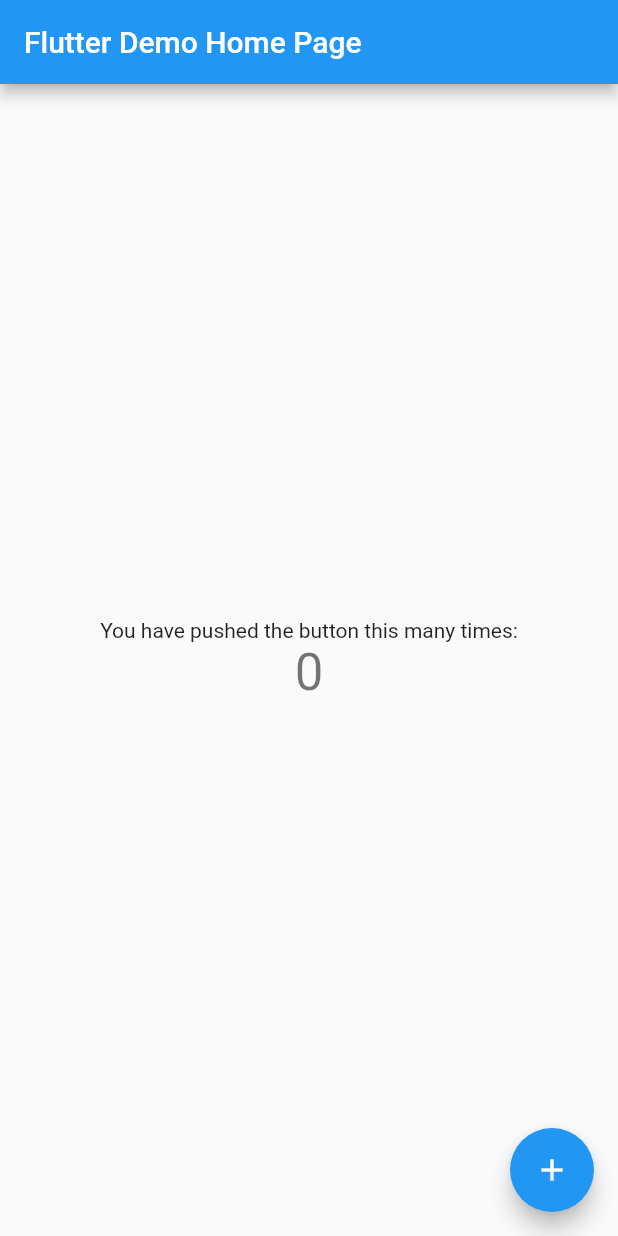
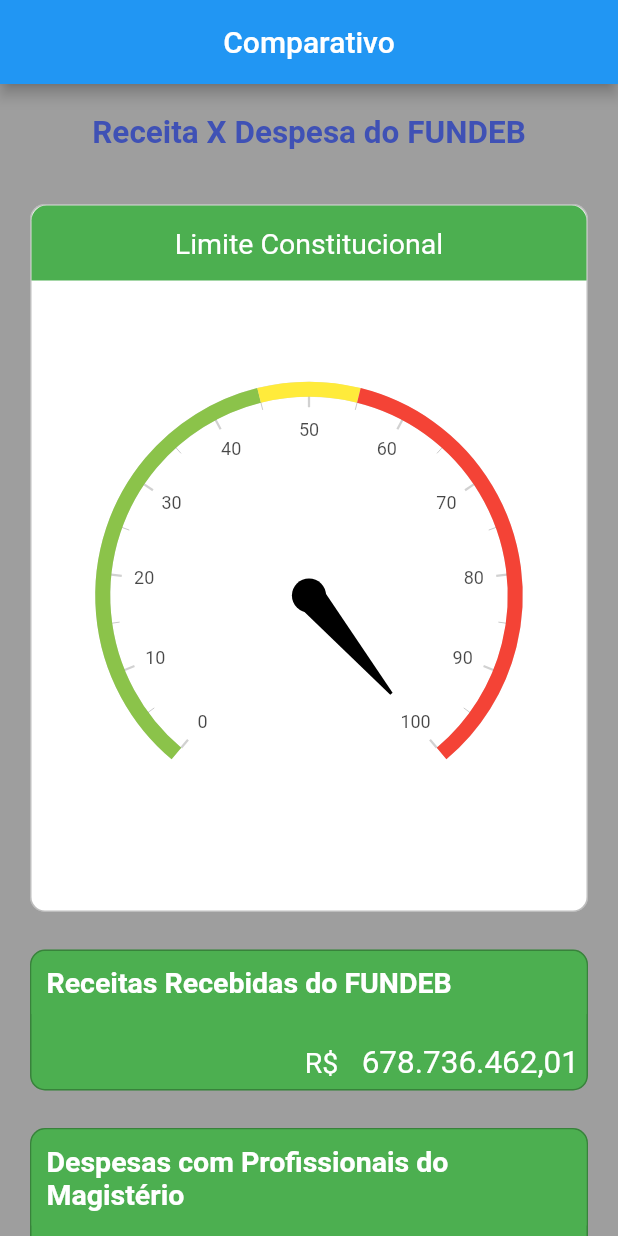
Before and after one commit to LucianoRMS/charts, a Flutter app: the screen it shows after launch, on a phone screen of 412 x 824 dp. Run offline on Flutter 3.47's test engine with Material 2 defaults, Android fonts, the light colour scheme and no system bars; drawn by our look-alikes of syncfusion_flutter_gauges; our stand-ins replace syncfusion_flutter_charts.

Commit message:
second
Criação de alguns Charts.

```diff
--- a/lib/main.dart
+++ b/lib/main.dart
@@ -1,115 +1,21 @@
+import 'package:charts/pages/pie_charts.dart';
+import 'package:charts/pages/splash_page.dart';
 import 'package:flutter/material.dart';
 
-void main() {
-  runApp(const MyApp());
+
+Future<void> main() async {
+  WidgetsFlutterBinding.ensureInitialized();
+//Inicia o app
+  runApp(app());
 }
 
-class MyApp extends StatelessWidget {
-  const MyApp({Key? key}) : super(key: key);
+class app extends StatelessWidget {
 
-  // This widget is the root of your application.
   @override
   Widget build(BuildContext context) {
     return MaterialApp(
-      title: 'Flutter Demo',
-      theme: ThemeData(
-        // This is the theme of your application.
-        //
-        // Try running your application with "flutter run". You'll see the
-        // application has a blue toolbar. Then, without quitting the app, try
-        // changing the primarySwatch below to Colors.green and then invoke
-        // "hot reload" (press "r" in the console where you ran "flutter run",
-        // or simply save your changes to "hot reload" in a Flutter IDE).
-        // Notice that the counter didn't reset back to zero; the application
-        // is not restarted.
-        primarySwatch: Colors.blue,
-      ),
-      home: const MyHomePage(title: 'Flutter Demo Home Page'),
+      title: 'Charts',
+      home: SplashPage(),
     );
   }
 }
-
-class MyHomePage extends StatefulWidget {
-  const MyHomePage({Key? key, required this.title}) : super(key: key);
-
-  // This widget is the home page of your application. It is stateful, meaning
-  // that it has a State object (defined below) that contains fields that affect
-  // how it looks.
-
-  // This class is the configuration for the state. It holds the values (in this
-  // case the title) provided by the parent (in this case the App widget) and
-  // used by the build method of the State. Fields in a Widget subclass are
-  // always marked "final".
-
-  final String title;
-
-  @override
-  State<MyHomePage> createState() => _MyHomePageState();
-}
-
-class _MyHomePageState extends State<MyHomePage> {
-  int _counter = 0;
-
-  void _incrementCounter() {
-    setState(() {
-      // This call to setState tells the Flutter framework that something has
-      // changed in this State, which causes it to rerun the build method below
-      // so that the display can reflect the updated values. If we changed
-      // _counter without calling setState(), then the build method would not be
-      // called again, and so nothing would appear to happen.
-      _counter++;
-    });
-  }
-
-  @override
-  Widget build(BuildContext context) {
-    // This method is rerun every time setState is called, for instance as done
-    // by the _incrementCounter method above.
-    //
-    // The Flutter framework has been optimized to make rerunning build methods
-    // fast, so that you can just rebuild anything that needs updating rather
-    // than having to individually change instances of widgets.
-    return Scaffold(
-      appBar: AppBar(
-        // Here we take the value from the MyHomePage object that was created by
-        // the App.build method, and use it to set our appbar title.
-        title: Text(widget.title),
-      ),
-      body: Center(
-        // Center is a layout widget. It takes a single child and positions it
-        // in the middle of the parent.
-        child: Column(
-          // Column is also a layout widget. It takes a list of children and
-          // arranges them vertically. By default, it sizes itself to fit its
-          // children horizontally, and tries to be as tall as its parent.
-          //
-          // Invoke "debug painting" (press "p" in the console, choose the
-          // "Toggle Debug Paint" action from the Flutter Inspector in Android
-          // Studio, or the "Toggle Debug Paint" command in Visual Studio Code)
-          // to see the wireframe for each widget.
-          //
-          // Column has various properties to control how it sizes itself and
-          // how it positions its children. Here we use mainAxisAlignment to
-          // center the children vertically; the main axis here is the vertical
-          // axis because Columns are vertical (the cross axis would be
-          // horizontal).
-          mainAxisAlignment: MainAxisAlignment.center,
-          children: <Widget>[
-            const Text(
-              'You have pushed the button this many times:',
-            ),
-            Text(
-              '$_counter',
-              style: Theme.of(context).textTheme.headline4,
-            ),
-          ],
-        ),
-      ),
-      floatingActionButton: FloatingActionButton(
-        onPressed: _incrementCounter,
-        tooltip: 'Increment',
-        child: const Icon(Icons.add),
-      ), // This trailing comma makes auto-formatting nicer for build methods.
-    );
-  }
-}
--- /dev/null
+++ b/lib/pages/pie_charts.dart
@@ -0,0 +1,317 @@
+import 'package:flutter/material.dart';
+import 'package:flutter/services.dart';
+import 'package:syncfusion_flutter_charts/charts.dart';
+import 'package:syncfusion_flutter_charts/sparkcharts.dart';
+import 'package:syncfusion_flutter_gauges/gauges.dart';
+
+class PieCharts extends StatefulWidget {
+  final String? token;
+  const PieCharts({this.token});
+
+  @override
+  _PieChartsState createState() => _PieChartsState();
+}
+
+class _PieChartsState extends State<PieCharts> {
+
+  @override
+  void initState() {
+    super.initState();
+    setState(() {});
+  }
+
+
+  @override
+  Widget build(BuildContext context) {
+    //--- Impede que o usuario coloque em modo paisagem ---
+    SystemChrome.setPreferredOrientations([
+      DeviceOrientation.portraitUp,
+      DeviceOrientation.portraitDown,
+    ]);
+
+    return Scaffold(
+      //--- Impede que a tela de resize quando o teclado for aberto ---
+      resizeToAvoidBottomInset: false,
+      //--- Appbar ---
+      appBar: AppBar(
+          title: Text("Comparativo"),
+          backgroundColor: Colors.blue,
+          centerTitle: true,
+          actions: [
+          ]),
+      //--- Main Home---
+      body: Container(
+        height: double.infinity,
+        width: double.infinity,
+        decoration: BoxDecoration(
+          color: Colors.grey,
+        ),
+        child: Stack(
+          children: [
+
+            SingleChildScrollView(
+              child: Container(
+                padding: EdgeInsets.only(bottom: 80),
+                child: Column(
+                  children: [
+
+                    Container(
+                      margin: EdgeInsets.only(left: 25, right:25, top: 20, bottom: 10),
+                      alignment: Alignment.center,
+                      decoration: BoxDecoration(
+                      ),
+                      child:Text(
+                        "Receita X Despesa do FUNDEB",
+                        textAlign: TextAlign.center,
+                        style: TextStyle(
+                            color: Colors.indigo,
+                            fontSize: 21.0,
+                            fontWeight: FontWeight.bold),
+                      ),
+                    ),
+                    Container(
+                      width: double.maxFinite,
+                      margin: EdgeInsets.only(top: 25, left: 20, right: 20),
+                      decoration: BoxDecoration(
+                        boxShadow: [
+                          BoxShadow(
+                            color: Colors.grey,
+                            spreadRadius: 0.5,
+                            blurRadius: 7,
+                            offset: Offset(0, 5),
+                          )
+                        ],
+                        color: Colors.white,
+                        border: Border.all(color: Colors.black26),
+                        borderRadius: BorderRadius.circular(10),
+                      ),
+                      child: Column(
+                        children: [
+//Titulo
+                          Container(
+                            height: 50,
+                            width: double.maxFinite,
+                            decoration: BoxDecoration(
+                                borderRadius: BorderRadius.only(
+                                    topRight: Radius.circular(10.0),
+                                    topLeft: Radius.circular(10.0)),
+                                color: Colors.green),
+                            child: Align(
+                              alignment: Alignment.center,
+                              child: Text(
+                                "Limite Constitucional",
+                                style: TextStyle(
+                                    decoration: TextDecoration.none,
+                                    //fontFamily: 'Aleo',
+                                    fontStyle: FontStyle.normal,
+                                    fontSize: 19.0,
+                                    color: Colors.white),
+                              ),
+                            ),
+                          ),
+
+                          Container(
+                            padding: EdgeInsets.all(35),
+                            child: SfRadialGauge(
+                                enableLoadingAnimation: true,
+                                animationDuration: 4500,
+                                axes: <RadialAxis>[
+                                  RadialAxis(
+                                      minimum: 0,
+                                      maximum: 100,
+                                      pointers: <GaugePointer>[
+                                        NeedlePointer(
+                                          value: 100,
+                                          enableAnimation: true,
+                                        )
+                                      ],
+                                      ranges: <GaugeRange>[
+                                        GaugeRange(startValue: 0, endValue: 45, color: Colors.lightGreen),
+                                        GaugeRange(startValue: 45, endValue: 55, color: Colors.yellow),
+                                        GaugeRange(startValue: 55, endValue: 100, color: Colors.red),
+                                      ]
+                                  )
+                                ]),
+                          ),
+                        ],
+                      ),
+                    ),
+                    Container(
+                      width: double.maxFinite,
+                      margin: EdgeInsets.only(top: 25, left: 20, right: 20),
+                      decoration: BoxDecoration(
+                        boxShadow: [
+                          BoxShadow(
+                            color: Colors.grey,
+                            spreadRadius: 0.5,
+                            blurRadius: 7,
+                            offset: Offset(0, 5),
+                          )
+                        ],
+                        color: Colors.green,
+                        border: Border.all(color:Colors.black26),
+                        borderRadius: BorderRadius.circular(10),
+                      ),
+                      child: Column(
+                        children: [
+                          //Titulo
+                          Container(
+                            width: double.maxFinite,
+                            padding: EdgeInsets.all(10),
+                            decoration: BoxDecoration(
+                                borderRadius: BorderRadius.only(
+                                    topRight: Radius.circular(10.0),
+                                    topLeft: Radius.circular(10.0)),
+                                color: Colors.green),
+                            child: Row(
+                              mainAxisAlignment: MainAxisAlignment.spaceBetween,
+                              children: [
+
+                                Expanded(
+                                  child:  Text(
+                                    "Receitas Recebidas do FUNDEB",
+                                    style: TextStyle(
+                                        decoration: TextDecoration.none,
+                                        //fontFamily: 'Aleo',
+                                        fontWeight: FontWeight.bold,
+                                        fontSize: 19.0,
+                                        color: Colors.white),
+                                  ),
+                                ),
+
+                              ],
+                            ),
+                          ),
+
+                          Divider(
+                            height: 15,
+                            color: Colors.transparent,
+                          ),
+
+                          Container(
+                            margin: EdgeInsets.all(05),
+                            child:Row(
+                              mainAxisAlignment: MainAxisAlignment.end,
+                              children: [
+                                Text(
+                                  "R\$",
+                                  style: TextStyle(
+                                      decoration: TextDecoration.none,
+                                      //fontFamily: 'Aleo',
+                                      fontStyle: FontStyle.normal,
+                                      fontSize: 19.0,
+                                      color: Colors.white),
+                                ),
+
+                                Text(
+                                  "   678.736.462,01",
+                                  style: TextStyle(
+                                      decoration: TextDecoration.none,
+                                      //fontFamily: 'Aleo',
+                                      fontStyle: FontStyle.normal,
+                                      fontSize: 21.0,
+                                      color: Colors.white),
+                                ),
+
+                              ],
+                            ),
+
+                          ),
+                        ],
+                      ),
+                    ),
+                    Container(
+                      height: 140,
+                      width: double.maxFinite,
+                      margin: EdgeInsets.only(top: 25, left: 20, right: 20),
+                      decoration: BoxDecoration(
+                        boxShadow: [
+                          BoxShadow(
+                            color: Colors.grey,
+                            spreadRadius: 0.5,
+                            blurRadius: 7,
+                            offset: Offset(0, 5),
+                          )
+                        ],
+                        color: Colors.green,
+                        border: Border.all(color: Colors.black26),
+                        borderRadius: BorderRadius.circular(10),
+                      ),
+                      child: Column(
+                        children: [
+                          //Titulo
+                          Container(
+                            width: double.maxFinite,
+                            padding: EdgeInsets.all(10),
+                            decoration: BoxDecoration(
+                                borderRadius: BorderRadius.only(
+                                    topRight: Radius.circular(10.0),
+                                    topLeft: Radius.circular(10.0)),
+                                color: Colors.green),
+                            child: Row(
+                              mainAxisAlignment: MainAxisAlignment.spaceBetween,
+                              children: [
+
+                                Expanded(
+                                  child:  Text(
+                                    "Despesas com Profissionais do Magistério",
+                                    style: TextStyle(
+                                        decoration: TextDecoration.none,
+                                        //fontFamily: 'Aleo',
+                                        fontWeight: FontWeight.bold,
+                                        fontSize: 19.0,
+                                        color: Colors.white),
+                                  ),
+                                ),
+
+                              ],
+                            ),
+                          ),
+
+                          Divider(
+                            height: 15,
+                            color: Colors.transparent,
+                          ),
+
+                          Container(
+                            margin: EdgeInsets.all(05),
+                            child:Row(
+                              mainAxisAlignment: MainAxisAlignment.end,
+                              children: [
+                                Text(
+                                  "R\$",
+                                  style: TextStyle(
+                                      decoration: TextDecoration.none,
+                                      //fontFamily: 'Aleo',
+                                      fontStyle: FontStyle.normal,
+                                      fontSize: 19.0,
+                                      color: Colors.white),
+                                ),
+
+                                Text(
+                                  "   678.736.462,01",
+                                  style: TextStyle(
+                                      decoration: TextDecoration.none,
+                                      //fontFamily: 'Aleo',
+                                      fontStyle: FontStyle.normal,
+                                      fontSize: 21.0,
+                                      color: Colors.white),
+                                ),
+
+                              ],
+                            ),
+
+                          ),
+                        ],
+                      ),
+                    ),
+                  ],
+                ),
+              ),
+            ),
+          ],
+        ),
+      ),
+    );
+  }
+}
--- /dev/null
+++ b/lib/pages/splash_page.dart
@@ -0,0 +1,72 @@
+import 'dart:async';
+import 'package:flutter/material.dart';
+import 'pie_charts.dart';
+
+class SplashPage extends StatefulWidget {
+  @override
+  _SplashPageState createState() => _SplashPageState();
+}
+
+class _SplashPageState extends State<SplashPage> {
+  @override
+  void initState() {
+    // TODO: implement didChangeBuildContext
+    super.initState();
+
+    Timer(Duration(seconds: 3), () {
+      Navigator.pushReplacement(
+          context, MaterialPageRoute(builder: (context) => PieCharts()));
+    });
+  }
+
+  @override
+  Widget build(BuildContext context) {
+    return Container(
+      height: double.infinity,
+      width: double.infinity,
+      color: Colors.white,
+      child: Stack(
+        children: [
+          Positioned(
+            child: Align(
+                alignment: Alignment.center,
+                child:Text(
+                  'EXAMPLE OF GRAPHICS',
+                  textAlign: TextAlign.center,
+                  style: TextStyle(
+                      decoration: TextDecoration.none,
+                      //fontFamily: 'Aleo',
+                      fontStyle: FontStyle.normal,
+                      fontSize: 15.0,
+                      color: Colors.indigo),
+                ),
+                // Container(
+                //   width: 300,
+                //   height: 300,
+                //   child: Image.asset("img/logo.png"),
+                // )
+            ),
+          ),
+          Positioned(
+            child: Align(
+              alignment: Alignment.bottomCenter,
+              child: Container(
+                margin: EdgeInsets.only(left: 25.0, right: 25.0, bottom: 30.0),
+                child: Text(
+                  '© 2022 - Example of Graphics',
+                  textAlign: TextAlign.center,
+                  style: TextStyle(
+                      decoration: TextDecoration.none,
+                      //fontFamily: 'Aleo',
+                      fontStyle: FontStyle.normal,
+                      fontSize: 15.0,
+                      color: Colors.black26),
+                ),
+              ),
+            ),
+          ),
+        ],
+      ),
+    );
+  }
+}
--- a/pubspec.yaml
+++ b/pubspec.yaml
@@ -35,6 +35,10 @@
   # Use with the CupertinoIcons class for iOS style icons.
   cupertino_icons: ^1.0.2
 
+  charts_flutter: ^0.12.0
+  syncfusion_flutter_charts: ^20.1.50
+  syncfusion_flutter_gauges: 20.1.52
+
 dev_dependencies:
   flutter_test:
     sdk: flutter
@@ -45,6 +49,7 @@
   # package. See that file for information about deactivating specific lint
   # rules and activating additional ones.
   flutter_lints: ^1.0.0
+
 
 # For information on the generic Dart part of this file, see the
 # following page: https://dart.dev/tools/pub/pubspec
```
Also changed, not shown: pubspec.lock.
